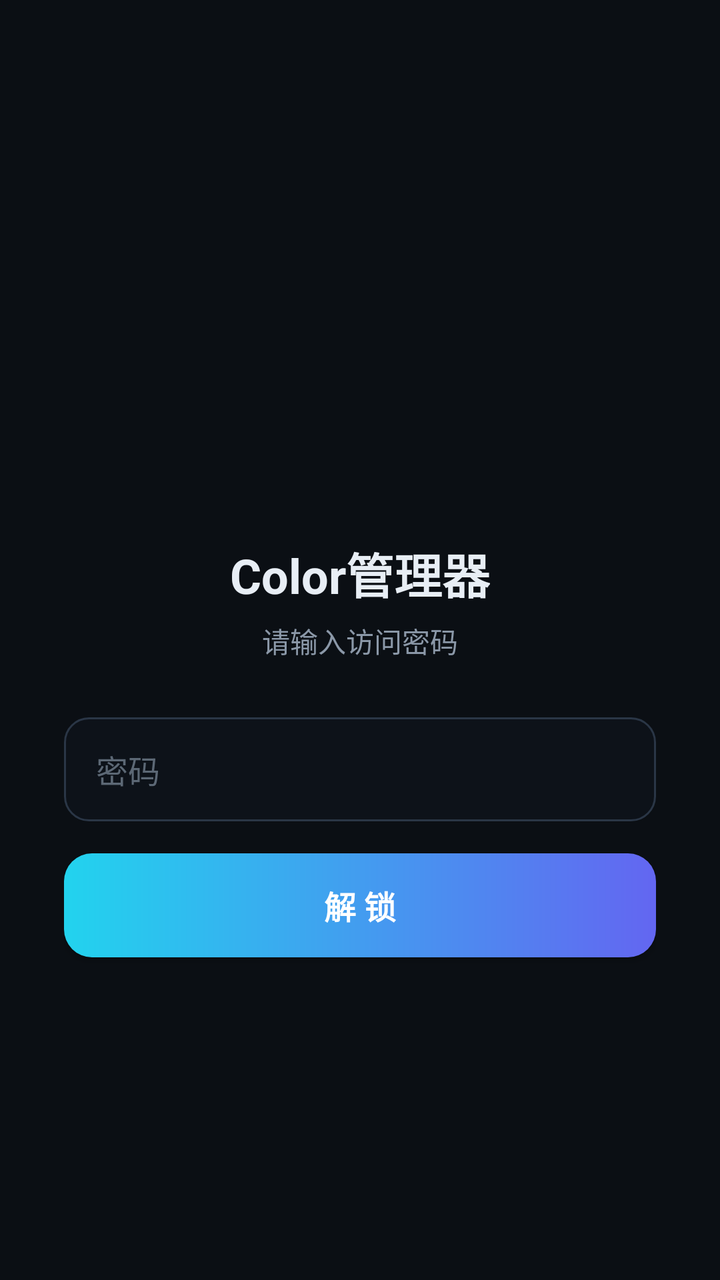
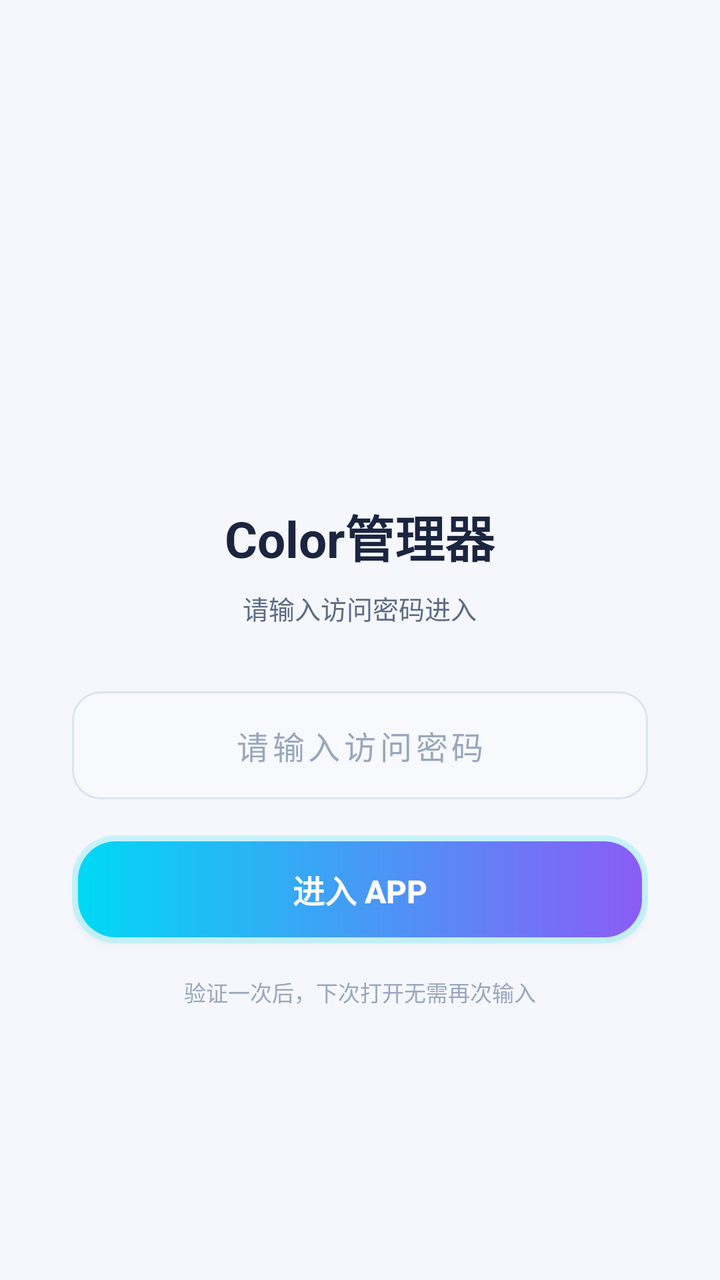

Screens rendered from an Android XML layout before and after an edit, with the pre-edit source and the edit as a unified diff.
<!-- AndroidManifest.xml: application theme AppTheme -->
<!-- res/layout/activity_lock.xml -->
<?xml version="1.0" encoding="utf-8"?>
<LinearLayout xmlns:android="http://schemas.android.com/apk/res/android"
    android:layout_width="match_parent"
    android:layout_height="match_parent"
    android:orientation="vertical"
    android:gravity="center"
    android:padding="32dp">

    <ImageView
        android:layout_width="88dp"
        android:layout_height="88dp"
        android:src="@mipmap/ic_launcher"
        android:contentDescription="@string/app_name" />

    <TextView
        android:layout_width="wrap_content"
        android:layout_height="wrap_content"
        android:layout_marginTop="20dp"
        android:text="@string/app_name"
        android:textColor="@color/textPrimary"
        android:textSize="24sp"
        android:textStyle="bold" />

    <TextView
        android:layout_width="wrap_content"
        android:layout_height="wrap_content"
        android:layout_marginTop="6dp"
        android:text="请输入访问密码"
        android:textColor="@color/textSecondary"
        android:textSize="14sp" />

    <EditText
        android:id="@+id/passwordInput"
        android:layout_width="match_parent"
        android:layout_height="52dp"
        android:layout_marginTop="28dp"
        android:background="@drawable/bg_input"
        android:hint="密码"
        android:textColorHint="@color/textDim"
        android:textColor="@color/textPrimary"
        android:inputType="textPassword"
        android:paddingStart="16dp"
        android:paddingEnd="16dp"
        android:textSize="16sp" />

    <Button
        android:id="@+id/unlockBtn"
        android:layout_width="match_parent"
        android:layout_height="52dp"
        android:layout_marginTop="16dp"
        android:background="@drawable/btn_primary"
        android:text="解 锁"
        android:textColor="#FFFFFF"
        android:textSize="16sp"
        android:textStyle="bold" />
</LinearLayout>
<!-- resources referenced by this layout -->
<resources>
  <color name="textDim">#5C6875</color>
  <color name="textPrimary">#E8EEF5</color>
  <color name="textSecondary">#8B98A8</color>
  <!-- drawable bg_input (drawable) -->
  <?xml version="1.0" encoding="utf-8"?>
  <shape xmlns:android="http://schemas.android.com/apk/res/android">
      <solid android:color="@color/bgInput" />
      <corners android:radius="12dp" />
      <stroke android:width="1dp" android:color="@color/bgInputStroke" />
  </shape>
  <!-- drawable btn_primary (drawable) -->
  <?xml version="1.0" encoding="utf-8"?>
  <shape xmlns:android="http://schemas.android.com/apk/res/android">
      <gradient android:startColor="#22D3EE" android:endColor="#6366F1" android:angle="0" />
      <corners android:radius="14dp" />
  </shape>
  <!-- mipmap ic_launcher (mipmap-anydpi-v26) -->
  <?xml version="1.0" encoding="utf-8"?>
  <adaptive-icon xmlns:android="http://schemas.android.com/apk/res/android">
      <background android:drawable="@drawable/ic_launcher_bg" />
      <foreground android:drawable="@drawable/ic_launcher_fg" />
  </adaptive-icon>
  <string name="app_name">Color管理器</string>
  <style name="AppTheme" parent="android:Theme.Material.NoActionBar">
          <item name="android:windowBackground">@color/bg</item>
          <item name="android:colorPrimary">@color/accent</item>
          <item name="android:colorAccent">@color/accent</item>
          <item name="android:statusBarColor">@color/bg</item>
          <item name="android:navigationBarColor">@color/bg</item>
          <item name="android:windowLightStatusBar">false</item>
          <item name="android:colorControlActivated">@color/accent</item>
          <item name="android:colorControlNormal">@color/textDim</item>
      </style>
  <color name="bgInput">#0D1219</color>
  <color name="bgInputStroke">#2A3646</color>
  <!-- drawable ic_launcher_bg (drawable) -->
  <?xml version="1.0" encoding="utf-8"?>
  <shape xmlns:android="http://schemas.android.com/apk/res/android">
      <solid android:color="#0B0F14" />
  </shape>
  <!-- drawable ic_launcher_fg (drawable) -->
  <?xml version="1.0" encoding="utf-8"?>
  <vector xmlns:android="http://schemas.android.com/apk/res/android"
      android:width="108dp" android:height="108dp"
      android:viewportWidth="108" android:viewportHeight="108">
      
      <path android:fillColor="#22D3EE"
          android:pathData="M54,26 L74,32 L80,52 L74,72 L54,78 L34,72 L28,52 L34,32 Z" />
      <path android:fillColor="#6366F1"
          android:pathData="M54,26 L74,32 L54,38 L34,32 Z" />
      <path android:fillColor="#4F8DF5"
          android:pathData="M34,72 L54,78 L54,66 L36,64 Z" />
      <path android:fillColor="#1E8FB8"
          android:pathData="M74,72 L54,78 L54,66 L72,64 Z" />
      
      <path android:fillColor="#E8EEF5"
          android:pathData="M52,18h4v8h-4zM44,19h4v7h-4zM60,19h4v7h-4zM52,82h4v8h-4zM44,82h4v7h-4zM60,82h4v7h-4zM18,50h8v4h-8zM19,42h7v4h-7zM19,58h7v4h-7zM82,50h8v4h-8zM82,42h7v4h-7zM82,58h7v4h-7z" />
      
      <path android:fillColor="#0B0F14"
          android:pathData="M60.5,44.5l2.2,-3.8c-2.3,-1.6 -5.2,-2.3 -8.2,-1.8c-4.9,0.9 -8.5,5.2 -8.5,10.2c0,5 3.6,9.3 8.5,10.2c3,0.5 5.9,-0.2 8.2,-1.8l-2.2,-3.8c-1.4,1 -3.1,1.4 -4.9,1.1c-2.9,-0.5 -5,-3 -5,-5.9c0,-2.9 2.1,-5.4 5,-5.9C57.4,43.1 59.1,43.5 60.5,44.5z" />
  </vector>
  <color name="bg">#0B0F14</color>
  <color name="accent">#22D3EE</color>
</resources>

<!-- the commit's change to res/layout/activity_lock.xml (unified diff, before → after) -->
@@ -4,53 +4,65 @@
     android:layout_height="match_parent"
     android:orientation="vertical"
     android:gravity="center"
-    android:padding="32dp">
+    android:paddingStart="36dp"
+    android:paddingEnd="36dp">
 
     <ImageView
-        android:layout_width="88dp"
-        android:layout_height="88dp"
+        android:layout_width="92dp"
+        android:layout_height="92dp"
         android:src="@mipmap/ic_launcher"
         android:contentDescription="@string/app_name" />
 
     <TextView
         android:layout_width="wrap_content"
         android:layout_height="wrap_content"
-        android:layout_marginTop="20dp"
+        android:layout_marginTop="22dp"
         android:text="@string/app_name"
         android:textColor="@color/textPrimary"
-        android:textSize="24sp"
+        android:textSize="25sp"
         android:textStyle="bold" />
 
     <TextView
         android:layout_width="wrap_content"
         android:layout_height="wrap_content"
-        android:layout_marginTop="6dp"
-        android:text="请输入访问密码"
+        android:layout_marginTop="8dp"
+        android:text="请输入访问密码进入"
         android:textColor="@color/textSecondary"
-        android:textSize="14sp" />
+        android:textSize="13sp" />
 
     <EditText
         android:id="@+id/passwordInput"
         android:layout_width="match_parent"
-        android:layout_height="52dp"
-        android:layout_marginTop="28dp"
+        android:layout_height="54dp"
+        android:layout_marginTop="32dp"
         android:background="@drawable/bg_input"
-        android:hint="密码"
+        android:hint="请输入访问密码"
+        android:gravity="center"
+        android:letterSpacing="0.12"
         android:textColorHint="@color/textDim"
         android:textColor="@color/textPrimary"
         android:inputType="textPassword"
-        android:paddingStart="16dp"
-        android:paddingEnd="16dp"
+        android:imeOptions="actionDone"
+        android:paddingStart="18dp"
+        android:paddingEnd="18dp"
         android:textSize="16sp" />
 
     <Button
         android:id="@+id/unlockBtn"
         android:layout_width="match_parent"
-        android:layout_height="52dp"
-        android:layout_marginTop="16dp"
+        android:layout_height="54dp"
+        android:layout_marginTop="18dp"
         android:background="@drawable/btn_primary"
-        android:text="解 锁"
+        android:text="进入 APP"
         android:textColor="#FFFFFF"
         android:textSize="16sp"
         android:textStyle="bold" />
+
+    <TextView
+        android:layout_width="wrap_content"
+        android:layout_height="wrap_content"
+        android:layout_marginTop="16dp"
+        android:text="验证一次后，下次打开无需再次输入"
+        android:textColor="@color/textDim"
+        android:textSize="11sp" />
 </LinearLayout>
<!-- resource entries referenced after the edit -->
@@ -1,21 +1,31 @@
 <!-- resources referenced by this layout -->
 <resources>
-  <color name="textDim">#5C6875</color>
-  <color name="textPrimary">#E8EEF5</color>
-  <color name="textSecondary">#8B98A8</color>
+  <color name="textDim">#9AA7BD</color>
+  <color name="textPrimary">#1B2540</color>
+  <color name="textSecondary">#5D6B85</color>
   <!-- drawable bg_input (drawable) -->
   <?xml version="1.0" encoding="utf-8"?>
   <shape xmlns:android="http://schemas.android.com/apk/res/android">
       <solid android:color="@color/bgInput" />
-      <corners android:radius="12dp" />
+      <corners android:radius="14dp" />
       <stroke android:width="1dp" android:color="@color/bgInputStroke" />
   </shape>
   <!-- drawable btn_primary (drawable) -->
   <?xml version="1.0" encoding="utf-8"?>
-  <shape xmlns:android="http://schemas.android.com/apk/res/android">
-      <gradient android:startColor="#22D3EE" android:endColor="#6366F1" android:angle="0" />
-      <corners android:radius="14dp" />
-  </shape>
+  <layer-list xmlns:android="http://schemas.android.com/apk/res/android">
+      <item>
+          <shape>
+              <solid android:color="#2E00E5FF" />
+              <corners android:radius="22dp" />
+          </shape>
+      </item>
+      <item android:left="3dp" android:top="3dp" android:right="3dp" android:bottom="3dp">
+          <shape>
+              <gradient android:startColor="#00D9F5" android:endColor="#8B5CF6" android:angle="0" />
+              <corners android:radius="19dp" />
+          </shape>
+      </item>
+  </layer-list>
   <!-- mipmap ic_launcher (mipmap-anydpi-v26) -->
   <?xml version="1.0" encoding="utf-8"?>
   <adaptive-icon xmlns:android="http://schemas.android.com/apk/res/android">
@@ -23,18 +33,18 @@
       <foreground android:drawable="@drawable/ic_launcher_fg" />
   </adaptive-icon>
   <string name="app_name">Color管理器</string>
-  <style name="AppTheme" parent="android:Theme.Material.NoActionBar">
+  <style name="AppTheme" parent="android:Theme.Material.Light.NoActionBar">
           <item name="android:windowBackground">@color/bg</item>
           <item name="android:colorPrimary">@color/accent</item>
           <item name="android:colorAccent">@color/accent</item>
           <item name="android:statusBarColor">@color/bg</item>
           <item name="android:navigationBarColor">@color/bg</item>
-          <item name="android:windowLightStatusBar">false</item>
+          <item name="android:windowLightStatusBar">true</item>
           <item name="android:colorControlActivated">@color/accent</item>
           <item name="android:colorControlNormal">@color/textDim</item>
       </style>
-  <color name="bgInput">#0D1219</color>
-  <color name="bgInputStroke">#2A3646</color>
+  <color name="bgInput">#F7F9FD</color>
+  <color name="bgInputStroke">#DCE4F0</color>
   <!-- drawable ic_launcher_bg (drawable) -->
   <?xml version="1.0" encoding="utf-8"?>
   <shape xmlns:android="http://schemas.android.com/apk/res/android">
@@ -61,7 +71,7 @@
       <path android:fillColor="#0B0F14"
           android:pathData="M60.5,44.5l2.2,-3.8c-2.3,-1.6 -5.2,-2.3 -8.2,-1.8c-4.9,0.9 -8.5,5.2 -8.5,10.2c0,5 3.6,9.3 8.5,10.2c3,0.5 5.9,-0.2 8.2,-1.8l-2.2,-3.8c-1.4,1 -3.1,1.4 -4.9,1.1c-2.9,-0.5 -5,-3 -5,-5.9c0,-2.9 2.1,-5.4 5,-5.9C57.4,43.1 59.1,43.5 60.5,44.5z" />
   </vector>
-  <color name="bg">#0B0F14</color>
-  <color name="accent">#22D3EE</color>
+  <color name="bg">#F5F7FC</color>
+  <color name="accent">#00B8E0</color>
 </resources>
 
